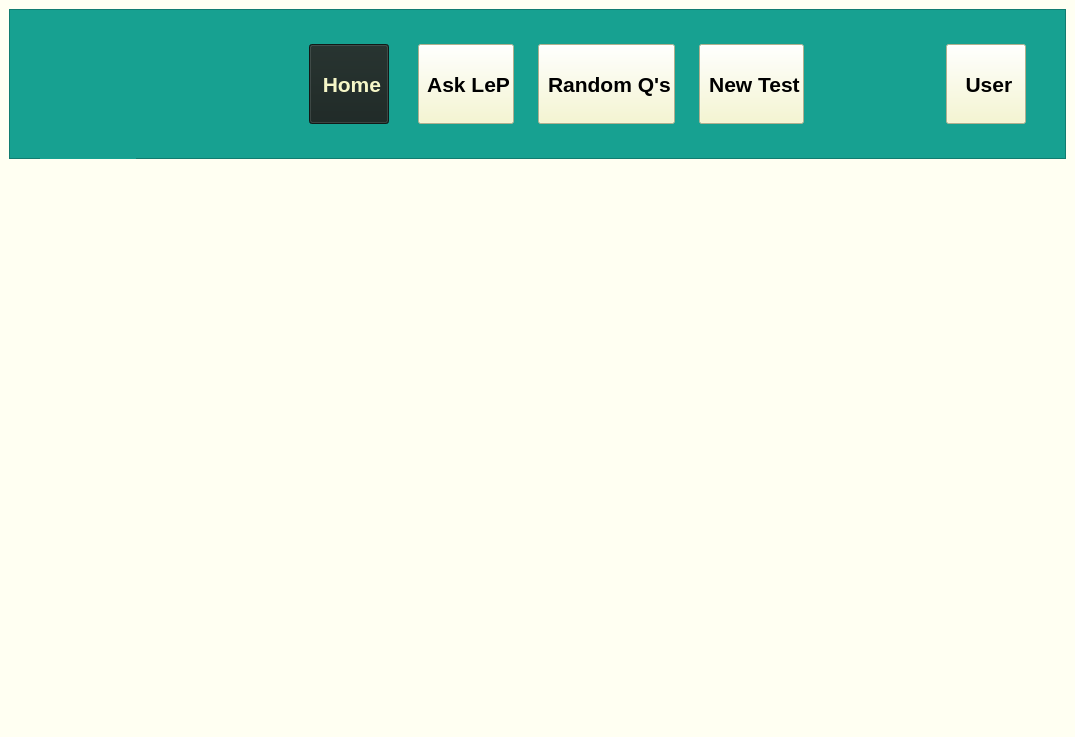
Before: the Qt Designer form src/views/ui/main.ui in adibozzhanov/LeProgram, drawn with Qt 5.
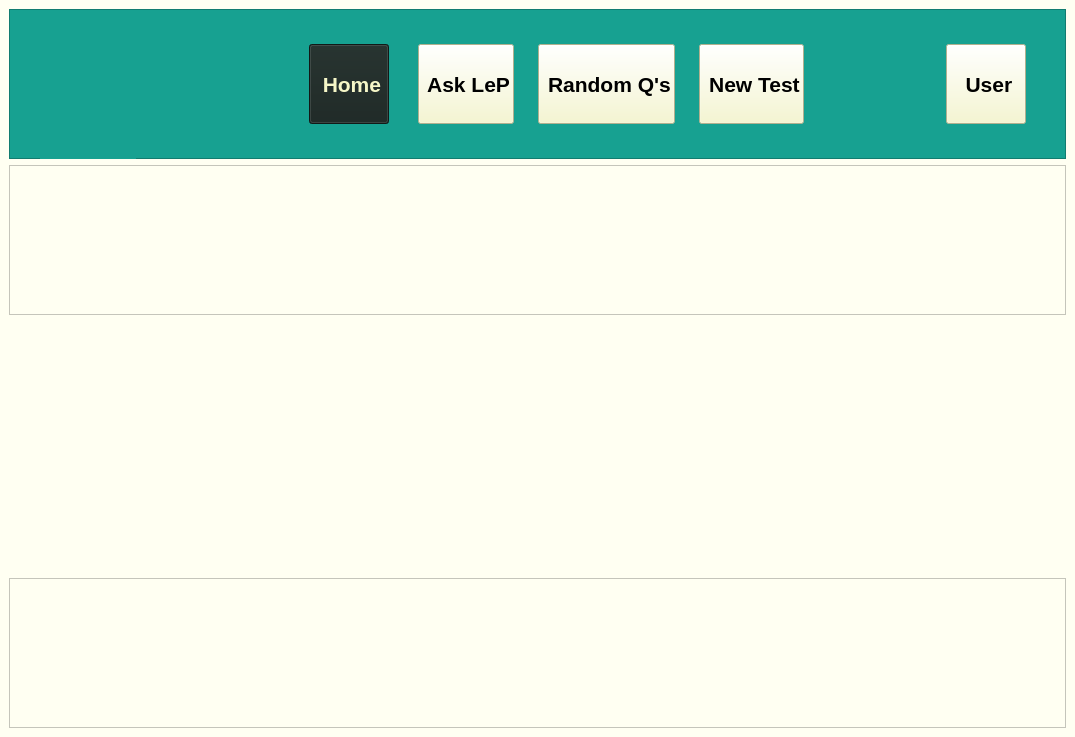
After: the same form once the commit is applied. Icons and pictures are not drawn.

```diff
--- a/src/views/ui/main.ui
+++ b/src/views/ui/main.ui
@@ -540,36 +540,48 @@
      </widget>
     </item>
     <item row="1" column="0">
-     <spacer name="verticalSpacer_2">
-      <property name="orientation">
-       <enum>Qt::Vertical</enum>
+     <widget class="QFrame" name="fakeSpacer">
+      <property name="minimumSize">
+       <size>
+        <width>0</width>
+        <height>0</height>
+       </size>
       </property>
-      <property name="sizeType">
-       <enum>QSizePolicy::Preferred</enum>
-      </property>
-      <property name="sizeHint" stdset="0">
+      <property name="maximumSize">
        <size>
-        <width>100</width>
+        <width>16777215</width>
         <height>150</height>
        </size>
       </property>
-     </spacer>
+      <property name="frameShape">
+       <enum>QFrame::StyledPanel</enum>
+      </property>
+      <property name="frameShadow">
+       <enum>QFrame::Raised</enum>
+      </property>
+     </widget>
     </item>
     <item row="3" column="0">
-     <spacer name="verticalSpacer_3">
-      <property name="orientation">
-       <enum>Qt::Vertical</enum>
+     <widget class="QFrame" name="fakeBottomSpacer">
+      <property name="minimumSize">
+       <size>
+        <width>0</width>
+        <height>0</height>
+       </size>
       </property>
-      <property name="sizeType">
-       <enum>QSizePolicy::Preferred</enum>
-      </property>
-      <property name="sizeHint" stdset="0">
+      <property name="maximumSize">
        <size>
-        <width>20</width>
+        <width>16777215</width>
         <height>150</height>
        </size>
       </property>
-     </spacer>
+      <property name="frameShape">
+       <enum>QFrame::StyledPanel</enum>
+      </property>
+      <property name="frameShadow">
+       <enum>QFrame::Raised</enum>
+      </property>
+     </widget>
     </item>
    </layout>
   </widget>
```
